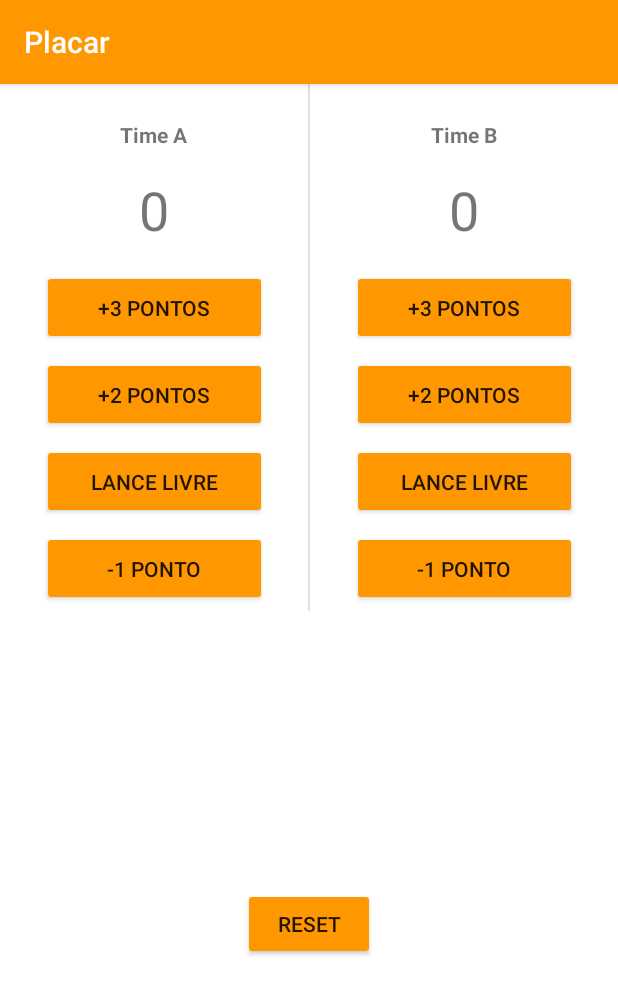
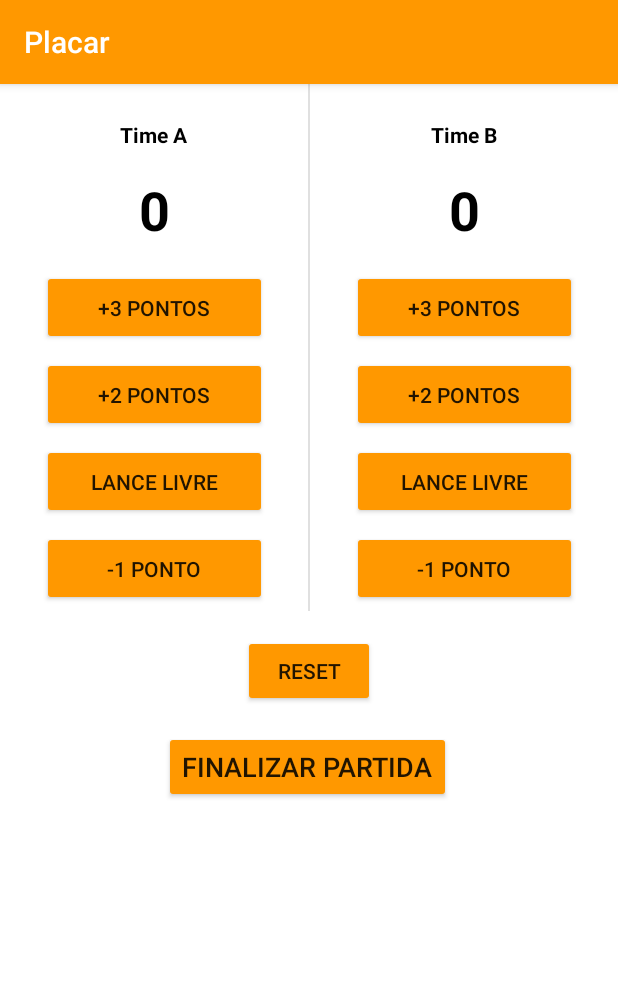
Before and after one commit to PauloFerreira-S/Placar, an Android app: the screen it shows after launch (MainActivity), on a phone screen of 412 x 824 dp. Shown: the top 995 px of the screen. Run offline under Robolectric (Android 15) with nearby library versions, the phone set to English and light mode, and no system bars.

```diff
--- a/app/build.gradle
+++ b/app/build.gradle
@@ -10,8 +10,8 @@ android {
         applicationId "com.paulo.placar"
         minSdkVersion 24
         targetSdkVersion 30
-        versionCode 1
-        versionName "1.0"
+        versionCode 2
+        versionName "2.0"
 
         testInstrumentationRunner "androidx.test.runner.AndroidJUnitRunner"
     }
--- a/app/src/main/AndroidManifest.xml
+++ b/app/src/main/AndroidManifest.xml
@@ -9,6 +9,7 @@
         android:roundIcon="@mipmap/ic_launcher_round"
         android:supportsRtl="true"
         android:theme="@style/AppTheme">
+        <activity android:name=".Activity2"></activity>
         <activity android:name=".MainActivity">
             <intent-filter>
                 <action android:name="android.intent.action.MAIN" />
--- a/app/src/main/res/layout/activity_main.xml
+++ b/app/src/main/res/layout/activity_main.xml
@@ -123,6 +123,7 @@
         android:layout_marginTop="24dp"
         android:text="Time A"
         android:textAlignment="center"
+        android:textColor="#000000"
         android:textStyle="bold"
         app:layout_constraintEnd_toStartOf="@+id/divider"
         app:layout_constraintHorizontal_bias="0.496"
@@ -136,6 +137,7 @@
         android:layout_marginTop="24dp"
         android:text="Time B"
         android:textAlignment="center"
+        android:textColor="#000000"
         android:textStyle="bold"
         app:layout_constraintEnd_toEndOf="parent"
         app:layout_constraintStart_toEndOf="@+id/divider"
@@ -147,7 +149,9 @@
         android:layout_height="wrap_content"
         android:layout_marginTop="16dp"
         android:text="0"
+        android:textColor="#000000"
         android:textSize="36sp"
+        android:textStyle="bold"
         app:layout_constraintEnd_toStartOf="@+id/divider"
         app:layout_constraintStart_toStartOf="parent"
         app:layout_constraintTop_toBottomOf="@+id/textView" />
@@ -158,7 +162,9 @@
         android:layout_height="wrap_content"
         android:layout_marginTop="16dp"
         android:text="0"
+        android:textColor="#000000"
         android:textSize="36sp"
+        android:textStyle="bold"
         app:layout_constraintEnd_toEndOf="parent"
         app:layout_constraintStart_toEndOf="@+id/divider"
         app:layout_constraintTop_toBottomOf="@+id/textView2" />
@@ -178,10 +184,25 @@
         android:id="@+id/btn_reset"
         android:layout_width="wrap_content"
         android:layout_height="wrap_content"
+        android:layout_marginTop="16dp"
         android:backgroundTint="#FF9800"
         android:text="Reset"
-        app:layout_constraintBottom_toBottomOf="parent"
         app:layout_constraintEnd_toEndOf="parent"
         app:layout_constraintStart_toStartOf="parent"
         app:layout_constraintTop_toBottomOf="@+id/divider" />
+
+    <Button
+        android:id="@+id/btn_finalizar"
+        android:layout_width="wrap_content"
+        android:layout_height="wrap_content"
+        android:layout_marginTop="16dp"
+        android:backgroundTint="#FF9800"
+        android:text="Finalizar Partida"
+        android:textSize="18sp"
+        app:layout_constraintBottom_toBottomOf="parent"
+        app:layout_constraintEnd_toEndOf="parent"
+        app:layout_constraintHorizontal_bias="0.495"
+        app:layout_constraintStart_toStartOf="parent"
+        app:layout_constraintTop_toBottomOf="@+id/btn_reset"
+        app:layout_constraintVertical_bias="0.0" />
 </androidx.constraintlayout.widget.ConstraintLayout>
```
Also changed, not shown: app/src/main/java/com/paulo/placar/Activity2.kt (added, +26 -0 lines), app/src/main/java/com/paulo/placar/MainActivity.kt (+14 -0 lines), app/src/main/res/layout/activity_2.xml (added, +25 -0 lines).
